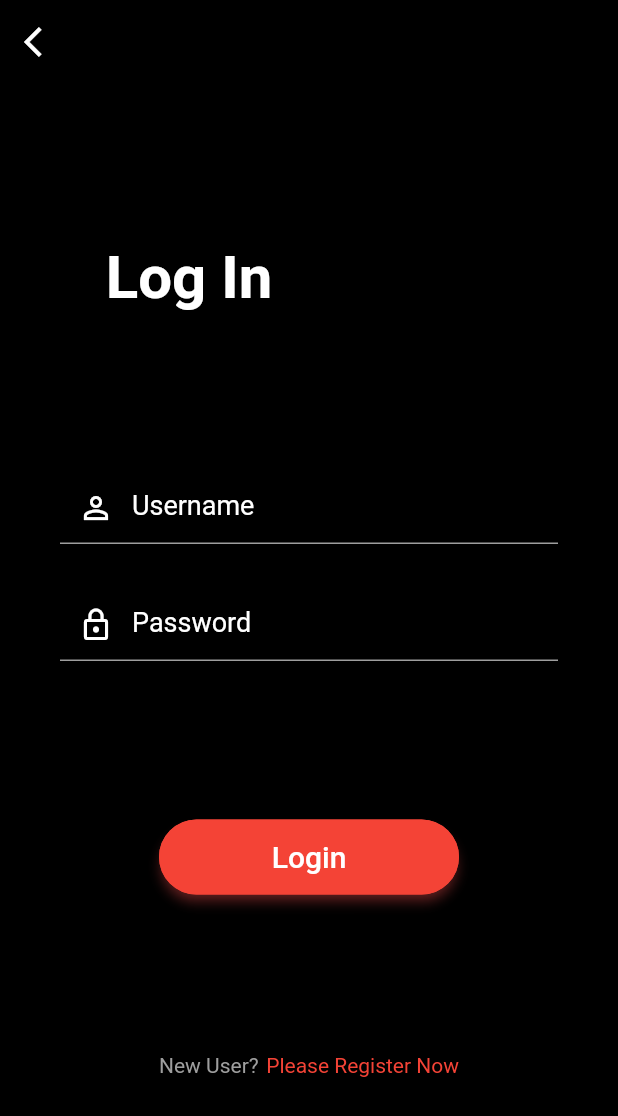
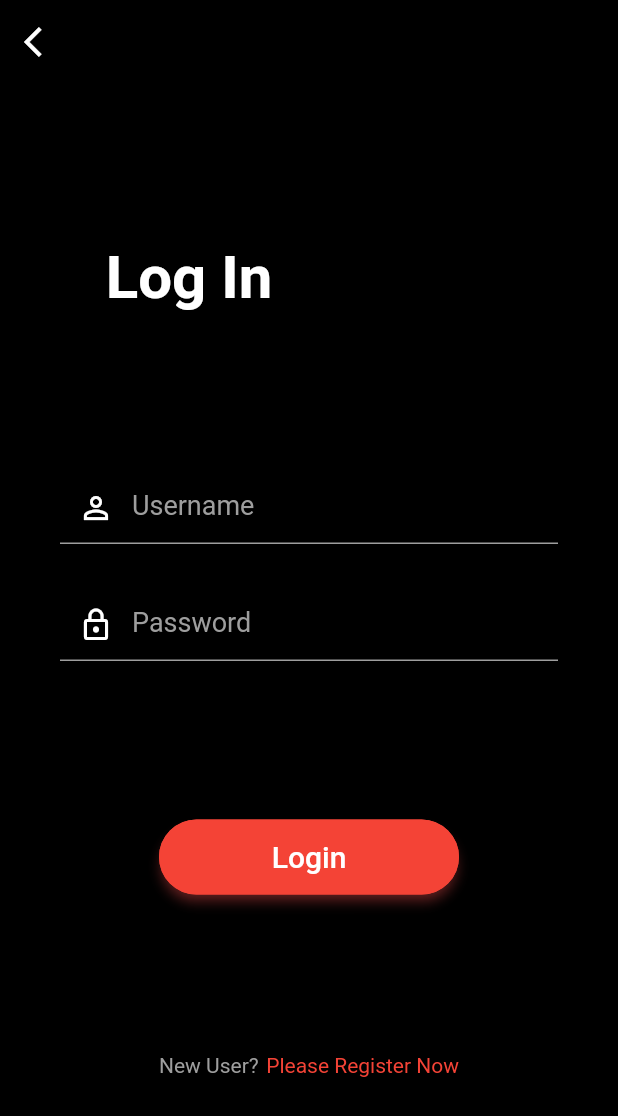
Before and after one commit to gitcoder-23/food_order_app_fb, a Flutter app: the screen it shows after launch, after a tap on "Login", on a phone screen of 412 x 824 dp. Shown: the top 1116 px of the screen. Run offline on Flutter 3.47's test engine with Material 2 defaults, Android fonts, the phone set to English and light mode, and no system bars.

Commit message:
color changed

```diff
--- a/lib/screens/login_screen.dart
+++ b/lib/screens/login_screen.dart
@@ -143,7 +143,7 @@ class LoginScreen extends StatelessWidget {
         prefixIcon: Icon(prefixIcon, color: iconColor),
         hintText: hintText,
         hintStyle: const TextStyle(
-          color: Colors.white,
+          color: Colors.grey,
         ),
         enabledBorder: const UnderlineInputBorder(
           borderSide: BorderSide(
```
